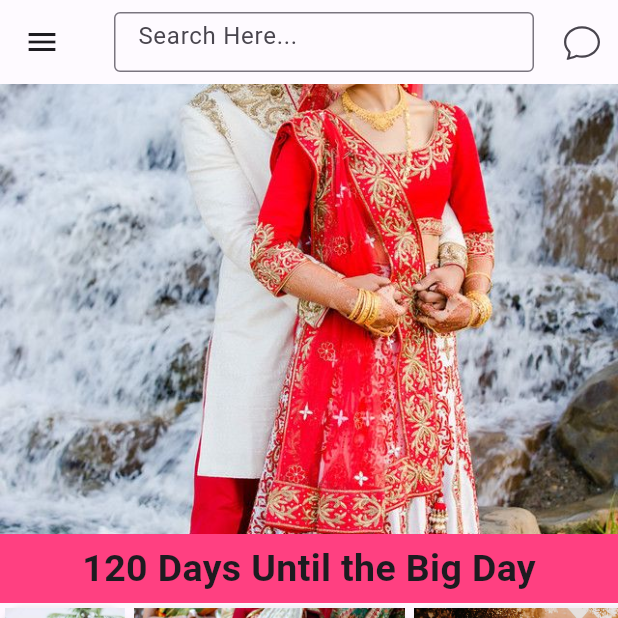
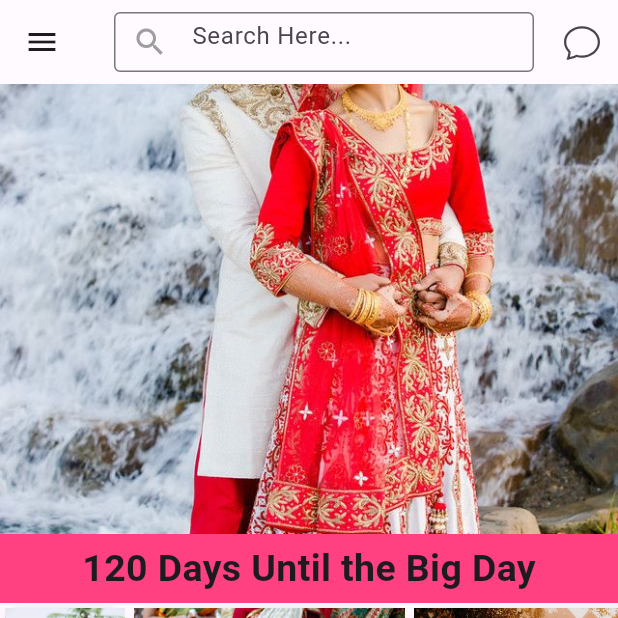
Before and after one commit to tejasvmodi/wedding_planning, a Flutter app: the HomePage screen opened directly, on a phone screen of 412 x 824 dp, the top half of it. Run offline on Flutter 3.47's test engine with Material 2 defaults, Android fonts, the phone set to English and light mode, and no system bars; drawn by our look-alikes of carousel_slider; our stand-ins replace dots_indicator, icons_plus.

Commit message:
commit at 21:35 26-11-2023

```diff
--- a/lib/Splash_Screen/Splash_Screen.dart
+++ b/lib/Splash_Screen/Splash_Screen.dart
@@ -2,9 +2,9 @@
 import 'package:icons_plus/icons_plus.dart';
 import 'package:wedding_application/screens/Authentication/forms/forgotpassword.dart';
 
-import 'package:wedding_application/screens/Home/checklist.dart';
-import 'package:wedding_application/screens/Home/home.dart';
-import 'package:wedding_application/screens/Home/inspiration.dart';
+import 'package:wedding_application/screens/Pages/checklist.dart';
+import 'package:wedding_application/screens/Pages/home.dart';
+import 'package:wedding_application/screens/Pages/inspiration.dart';
 import 'package:wedding_application/screens/Profile/profile.dart';
 
 
--- a/lib/screens/components/CustomAppBar.dart
+++ b/lib/screens/components/CustomAppBar.dart
@@ -25,9 +25,10 @@
             width: 280,
             child: TextField(
               controller: _searchController,
-              decoration: const InputDecoration(
+              decoration:  InputDecoration(
                 hintText: "Search Here... ",
                 border: OutlineInputBorder(),
+                prefixIcon: Icon(Icons.search,size: 24,color: Colors.grey.shade500),
               ),
             ),
           ),
--- a/lib/screens/components/Inspiration_screen_components/custom_inspiration_app_bar.dart
+++ b/lib/screens/components/Inspiration_screen_components/custom_inspiration_app_bar.dart
@@ -18,14 +18,14 @@
         child: TextField(
           decoration: InputDecoration(
             hintText: 'Search ',
-            hintStyle: TextStyle(fontSize: 16.5,fontWeight: FontWeight.w500),
+            hintStyle: const TextStyle(fontSize: 16.5,fontWeight: FontWeight.w500),
             prefixIcon: Icon(
               Icons.search,
               size: 24,
               color: Colors.grey.shade500,
             ),
           ),
-          style: TextStyle(color: Colors.black,fontSize: 16.5),
+          style: const TextStyle(color: Colors.black,fontSize: 16.5),
         ),
       ),
     );
--- a/lib/screens/components/Mycard.dart
+++ b/lib/screens/components/Mycard.dart
@@ -1,6 +1,6 @@
 
 import 'package:flutter/material.dart';
-import 'package:wedding_application/screens/Home/home.dart';
+import 'package:wedding_application/screens/Pages/home.dart';
 import 'package:wedding_application/screens/components/OnboardingScreen.dart';
 
 class MyCard extends StatelessWidget {
--- a/lib/screens/components/drawer.dart
+++ b/lib/screens/components/drawer.dart
@@ -1,6 +1,6 @@
 import 'package:flutter/material.dart';
 import 'package:icons_plus/icons_plus.dart';
-import 'package:wedding_application/screens/Home/checklist.dart';
+import 'package:wedding_application/screens/Pages/checklist.dart';
 import 'package:wedding_application/screens/Profile/profile.dart';
 import 'package:wedding_application/screens/components/OnboardingScreen.dart';
 
--- a/lib/screens/components/horizontalcard.dart
+++ b/lib/screens/components/horizontalcard.dart
@@ -1,5 +1,5 @@
 import 'package:flutter/material.dart';
-import 'package:wedding_application/screens/Home/home.dart';
+import 'package:wedding_application/screens/Pages/home.dart';
 import 'package:wedding_application/screens/components/OnboardingScreen.dart';
 
 class Horizontalcard extends StatelessWidget {
```
Also changed, not shown: lib/screens/components/Inspiration_screen_components/category_bar.dart (+6 -6 lines), assets/images/catering.png (added), assets/images/decoration.png (added), assets/images/venue.png (added), lib/screens/Pages/checklist.dart (renamed from lib/screens/Home/checklist.dart), lib/screens/Pages/home.dart (renamed from lib/screens/Home/home.dart), lib/screens/Pages/inspiration.dart (renamed from lib/screens/Home/inspiration.dart).
